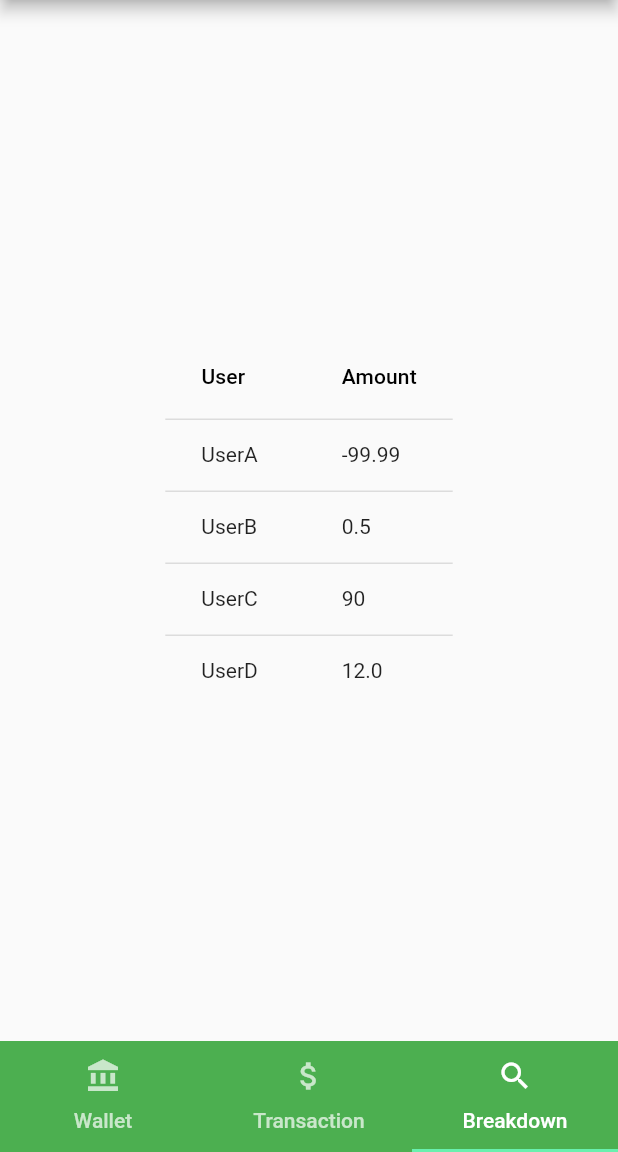
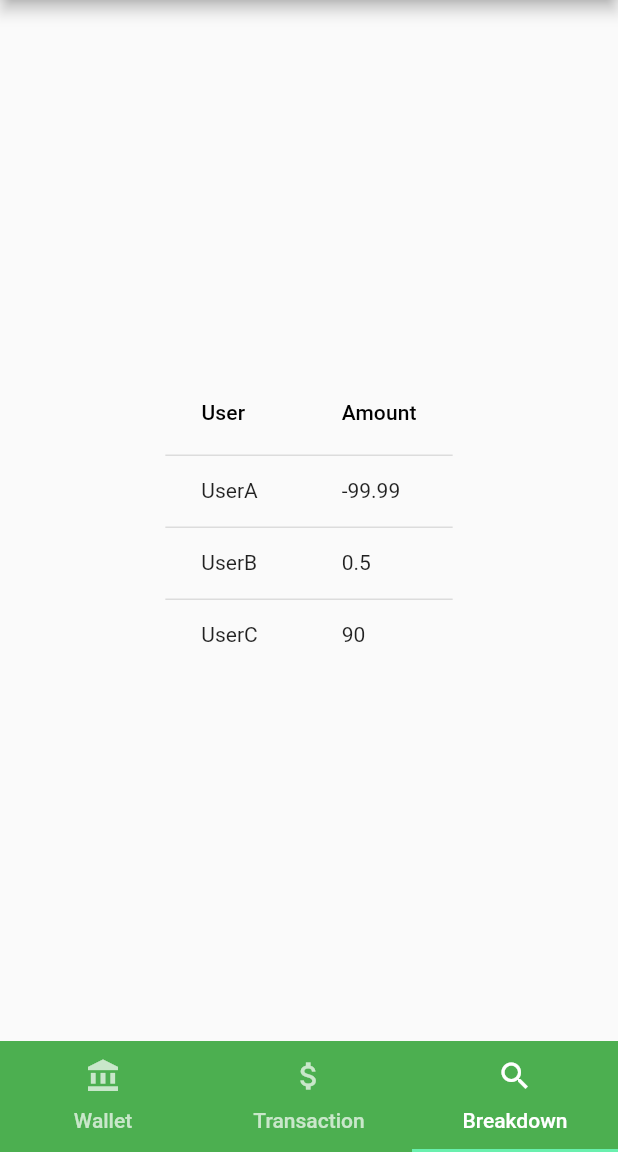
Before and after one commit to CicadaCinema/debt_app, a Flutter app: the screen it shows once a user with an empty profile is signed in, item 3 of the bottom bar chosen, on a phone screen of 412 x 824 dp, the part 84-1236 px from its top. Run offline on Flutter 3.47's test engine with Material 2 defaults, Android fonts, the phone set to English and light mode, and no system bars; our stand-ins replace cloud_firestore, firebase_auth, firebase_core; accounts and stored records are empty.

Commit message:
Misc fixes Correct indentation errors Export the widget responsible for drawing the table to its own method

```diff
--- a/lib/menu.dart
+++ b/lib/menu.dart
@@ -14,7 +14,24 @@ class _MainMenuState extends State<MainMenu> {
     "UserA": -99.99,
     "UserB": 0.5,
     "UserC" : 90,
-    "UserD" : 12.0};
+  };
+
+  // not really sure how this returns a nice table from a map
+  // but it does do that quite nicely
+  Widget _showTable(Map<String, num> inputMap) {
+    return DataTable(
+      columns: const <DataColumn>[
+        DataColumn(label: Text('User')),
+        DataColumn(label: Text('Amount')),
+      ],
+      rows: inputMap.entries
+          .map((e) => DataRow(cells: [
+        DataCell(Text(e.key.toString())),
+        DataCell(Text(e.value.toString())),
+      ]))
+          .toList(),
+    );
+  }
 
   @override
   Widget build(BuildContext context) {
@@ -83,18 +100,7 @@ class _MainMenuState extends State<MainMenu> {
             ),
             Center(
               child: SingleChildScrollView(
-                child: DataTable(
-                  columns: const <DataColumn>[
-                    DataColumn(label: Text('User')),
-                    DataColumn(label: Text('Amount')),
-                  ],
-                  rows: _map.entries
-                      .map((e) => DataRow(cells: [
-                    DataCell(Text(e.key.toString())),
-                    DataCell(Text(e.value.toString())),
-                  ]))
-                      .toList(),
-                ),
+                child: _showTable(_map),
               )
             ),
           ],
```
Also changed, not shown: lib/main.dart (indentation only). Lines whose indentation alone changed are shown as unchanged.
